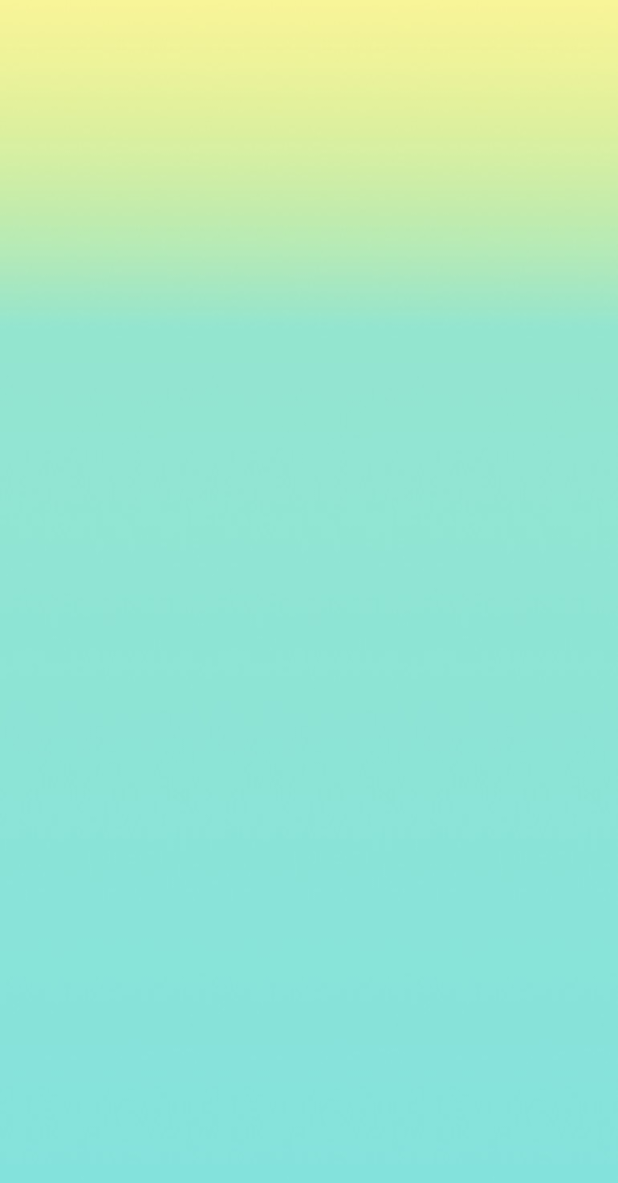
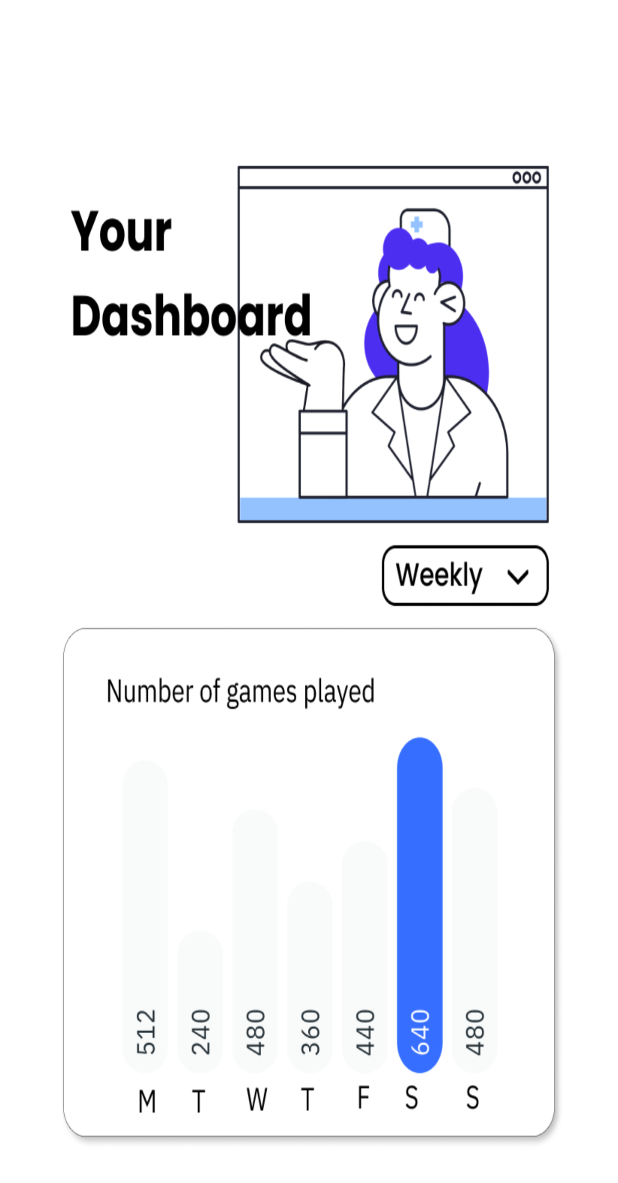
Before and after one commit to vedant218/Khayaal, an Android app: the report screen opened directly, with no data from a screen before it, on a phone screen of 412 x 824 dp. Shown: the top 1183 px of the screen. Run offline under Robolectric (Android 15) with nearby library versions, the phone set to English and light mode, and no system bars.

Commit message:
Vedants edits

```diff
--- a/app/src/main/res/layout/activity_home.xml
+++ b/app/src/main/res/layout/activity_home.xml
@@ -20,7 +20,7 @@
         android:id="@+id/bottom_navigation"
         android:layout_alignParentBottom="true"
         app:menu="@menu/bottom_nav_menu"
-        android:background="@color/white"
+        android:background="@color/teal"
         android:backgroundTint="@color/teal"
         />
 <!--    <com.airbnb.lottie.LottieAnimationView-->
--- a/app/src/main/res/layout/activity_report.xml
+++ b/app/src/main/res/layout/activity_report.xml
@@ -5,6 +5,16 @@
     android:layout_width="match_parent"
     android:layout_height="match_parent"
     tools:context=".report"
-    android:background="@drawable/gradient1">
+    android:background="@color/white">
+
+    <ImageView
+        android:layout_marginTop="50dp"
+        android:layout_marginBottom="50dp"
+        android:layout_width="match_parent"
+        android:layout_height="match_parent"
+        android:background="@drawable/bg2"
+        tools:layout_editor_absoluteX="105dp"
+        tools:layout_editor_absoluteY="64dp"></ImageView>
+
 
 </androidx.constraintlayout.widget.ConstraintLayout>
--- a/app/src/main/res/layout/activity_week_view.xml
+++ b/app/src/main/res/layout/activity_week_view.xml
@@ -145,5 +145,11 @@
         android:layout_height="0dp"
         android:layout_weight="5"/>
 
+    <Button
+        android:layout_width="150dp"
+        android:layout_height="70dp"
+        android:text="GENERATE REPORT"
+        android:layout_marginLeft="220dp"
+        android:layout_marginBottom="20dp"/>
 
 </LinearLayout>
```
Also changed, not shown: app/src/main/java/com/example/hackathonsplashscreen/home.java (+5 -2 lines), app/src/main/res/drawable/bg2.png (added), app/src/main/res/drawable/bg3.png (added).
